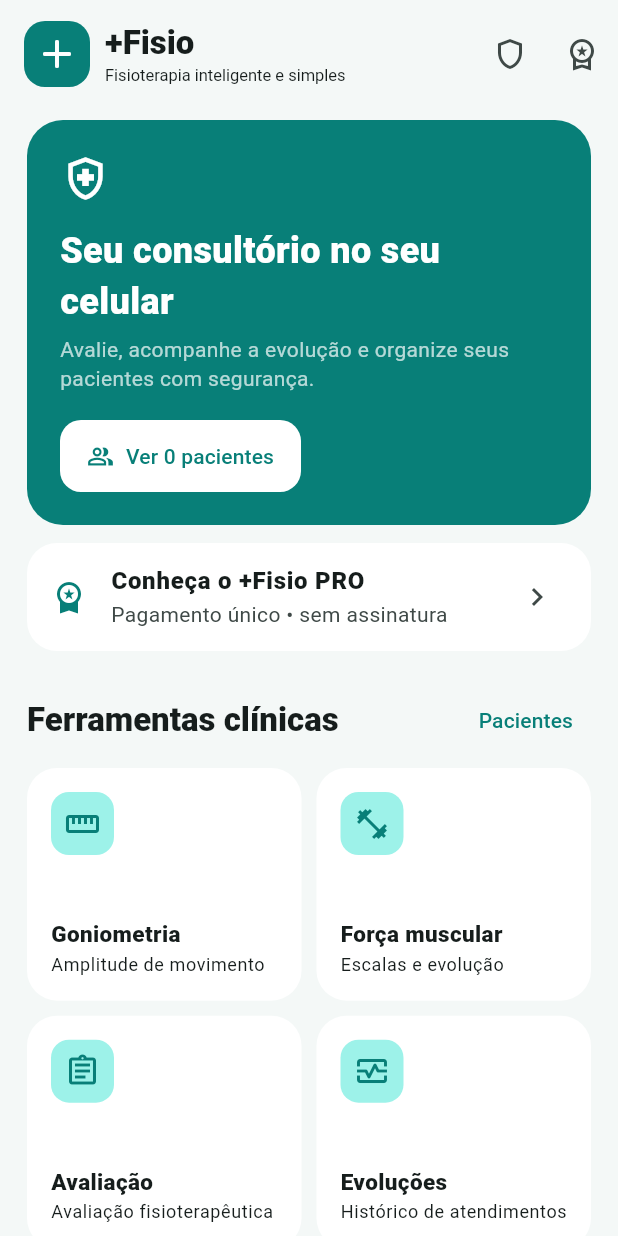
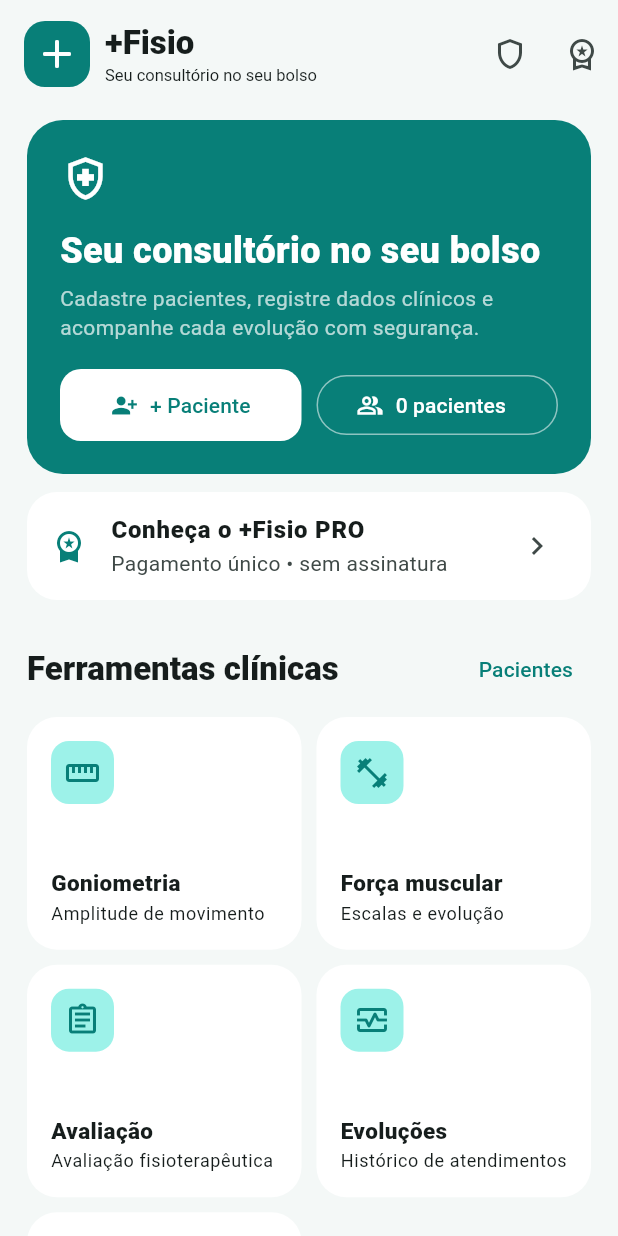
Before and after one commit to VictorFOliveira/-fisio, a Flutter app: the screen it shows after launch, on a phone screen of 412 x 824 dp. Run offline on Flutter 3.47's test engine with Material 3 defaults, Android fonts, the phone set to English and light mode, and no system bars; our stand-ins replace csv, file_picker, fl_chart, flutter_secure_storage, google_mobile_ads, google_sign_in and 6 more; missing offline and left inert: cryptography, extension_google_sign_in_as_googleapis_auth, googleapis; accounts and stored records are empty.

Commit message:
feat: adicionar novo paciente na pagina inicial

```diff
--- a/lib/src/screens/home_screen.dart
+++ b/lib/src/screens/home_screen.dart
@@ -9,79 +9,27 @@ import 'security_backup_screen.dart';
 class HomeScreen extends StatefulWidget {
   const HomeScreen({super.key, required this.database});
   final AppDatabase database;
-  @override State<HomeScreen> createState() => _HomeScreenState();
+  @override State<HomeScreen> createState()=>_HomeScreenState();
 }
-
-class _HomeScreenState extends State<HomeScreen> {
-  int _patients = 0;
-  final pro = ProService.instance;
-
+class _HomeScreenState extends State<HomeScreen>{
+  int _patients=0;final pro=ProService.instance;
   @override void initState(){super.initState();_refresh();pro.addListener(_proChanged);pro.initialize();}
   @override void dispose(){pro.removeListener(_proChanged);super.dispose();}
   void _proChanged(){if(mounted)setState((){});}
   Future<void> _refresh()async{final count=await widget.database.patientCount();if(mounted)setState(()=>_patients=count);}
-  Future<void> _openPatients([RecordType? initialType])async{await Navigator.of(context).push(MaterialPageRoute(builder:(_)=>PatientsScreen(database:widget.database,initialRecordType:initialType)));await _refresh();}
+  Future<void> _openPatients([RecordType? initialType,bool newPatient=false])async{await Navigator.of(context).push(MaterialPageRoute(builder:(_)=>PatientsScreen(database:widget.database,initialRecordType:initialType,openNewPatient:newPatient)));await _refresh();}
   void _openPro()=>Navigator.push(context,MaterialPageRoute(builder:(_)=>const ProScreen()));
-
-  @override
-  Widget build(BuildContext context) {
-    final modules=[
-      ('Goniometria','Amplitude de movimento',Icons.straighten,RecordType.goniometry),
-      ('Força muscular','Escalas e evolução',Icons.fitness_center,RecordType.strength),
-      ('Avaliação','Avaliação fisioterapêutica',Icons.assignment_outlined,RecordType.assessment),
-      ('Evoluções','Histórico de atendimentos',Icons.monitor_heart_outlined,RecordType.evolution),
-      ('Testes','Testes funcionais',Icons.timer_outlined,RecordType.functionalTest),
-    ];
+  @override Widget build(BuildContext context){
+    final modules=[('Goniometria','Amplitude de movimento',Icons.straighten,RecordType.goniometry),('Força muscular','Escalas e evolução',Icons.fitness_center,RecordType.strength),('Avaliação','Avaliação fisioterapêutica',Icons.assignment_outlined,RecordType.assessment),('Evoluções','Histórico de atendimentos',Icons.monitor_heart_outlined,RecordType.evolution),('Testes','Testes funcionais',Icons.timer_outlined,RecordType.functionalTest)];
     return Scaffold(
-      appBar:AppBar(
-        toolbarHeight:72,
-        title:Row(children:[
-          Container(width:44,height:44,decoration:BoxDecoration(color:Theme.of(context).colorScheme.primary,borderRadius:BorderRadius.circular(14)),child:const Icon(Icons.add_rounded,color:Colors.white,size:32)),
-          const SizedBox(width:10),
-          const Column(crossAxisAlignment:CrossAxisAlignment.start,children:[Text('+Fisio',style:TextStyle(fontWeight:FontWeight.w900,fontSize:22)),Text('Fisioterapia inteligente e simples',style:TextStyle(fontSize:11,fontWeight:FontWeight.normal))]),
-        ]),
-        actions:[
-          IconButton(tooltip:'Segurança e backup',onPressed:()=>Navigator.push(context,MaterialPageRoute(builder:(_)=>const SecurityBackupScreen())),icon:const Icon(Icons.shield_outlined)),
-          IconButton(tooltip:pro.isPro?'PRO ativado':'+Fisio PRO',onPressed:_openPro,icon:Icon(pro.isPro?Icons.verified:Icons.workspace_premium_outlined,color:pro.isPro?Theme.of(context).colorScheme.primary:null)),
-        ],
-      ),
-      body:RefreshIndicator(
-        onRefresh:_refresh,
-        child:ListView(
-          padding:const EdgeInsets.fromLTRB(18,8,18,30),
-          children:[
-            Container(
-              padding:const EdgeInsets.all(22),
-              decoration:BoxDecoration(color:Theme.of(context).colorScheme.primary,borderRadius:BorderRadius.circular(24)),
-              child:Column(crossAxisAlignment:CrossAxisAlignment.start,children:[
-                const Icon(Icons.health_and_safety_outlined,color:Colors.white,size:34),
-                const SizedBox(height:14),
-                const Text('Seu consultório no seu celular',style:TextStyle(color:Colors.white,fontSize:24,fontWeight:FontWeight.w800)),
-                const SizedBox(height:6),
-                const Text('Avalie, acompanhe a evolução e organize seus pacientes com segurança.',style:TextStyle(color:Colors.white70,height:1.35)),
-                const SizedBox(height:18),
-                FilledButton.icon(style:FilledButton.styleFrom(backgroundColor:Colors.white,foregroundColor:Theme.of(context).colorScheme.primary),onPressed:()=>_openPatients(),icon:const Icon(Icons.people_alt_outlined),label:Text('Ver $_patients pacientes')),
-              ]),
-            ),
-            if(!pro.isPro)...[
-              const SizedBox(height:12),
-              Card(child:ListTile(onTap:_openPro,leading:Icon(Icons.workspace_premium,color:Theme.of(context).colorScheme.primary),title:const Text('Conheça o +Fisio PRO',style:TextStyle(fontWeight:FontWeight.w800)),subtitle:const Text('Pagamento único • sem assinatura'),trailing:const Icon(Icons.chevron_right))),
-            ],
-            const SizedBox(height:22),
-            Row(mainAxisAlignment:MainAxisAlignment.spaceBetween,children:[Text('Ferramentas clínicas',style:Theme.of(context).textTheme.titleLarge?.copyWith(fontWeight:FontWeight.w800)),TextButton(onPressed:()=>_openPatients(),child:const Text('Pacientes'))]),
-            const SizedBox(height:8),
-            GridView.builder(
-              shrinkWrap:true,
-              physics:const NeverScrollableScrollPhysics(),
-              itemCount:modules.length,
-              gridDelegate:const SliverGridDelegateWithFixedCrossAxisCount(crossAxisCount:2,crossAxisSpacing:10,mainAxisSpacing:10,childAspectRatio:1.18),
-              itemBuilder:(context,i){final m=modules[i];return InkWell(borderRadius:BorderRadius.circular(20),onTap:()=>_openPatients(m.$4),child:Card(child:Padding(padding:const EdgeInsets.all(16),child:Column(crossAxisAlignment:CrossAxisAlignment.start,children:[Container(width:42,height:42,decoration:BoxDecoration(color:Theme.of(context).colorScheme.primaryContainer,borderRadius:BorderRadius.circular(12)),child:Icon(m.$3,color:Theme.of(context).colorScheme.primary)),const Spacer(),Text(m.$1,style:const TextStyle(fontWeight:FontWeight.w800,fontSize:15)),const SizedBox(height:2),Text(m.$2,maxLines:2,overflow:TextOverflow.ellipsis,style:Theme.of(context).textTheme.bodySmall)]))));},
-            ),
-            const SizedBox(height:18),
-            Card(child:ListTile(contentPadding:const EdgeInsets.symmetric(horizontal:18,vertical:8),leading:Container(width:44,height:44,decoration:BoxDecoration(color:Theme.of(context).colorScheme.secondaryContainer,borderRadius:BorderRadius.circular(13)),child:Icon(Icons.cloud_done_outlined,color:Theme.of(context).colorScheme.secondary)),title:const Text('Seus dados, protegidos',style:TextStyle(fontWeight:FontWeight.w800)),subtitle:const Text('Banco criptografado, bloqueio do app e backup local ou Google Drive.'),trailing:const Icon(Icons.chevron_right),onTap:()=>Navigator.push(context,MaterialPageRoute(builder:(_)=>const SecurityBackupScreen())))),
-          ],
-        ),
-      ),
+      appBar:AppBar(toolbarHeight:72,title:Row(children:[Container(width:44,height:44,decoration:BoxDecoration(color:Theme.of(context).colorScheme.primary,borderRadius:BorderRadius.circular(14)),child:const Icon(Icons.add_rounded,color:Colors.white,size:32)),const SizedBox(width:10),const Column(crossAxisAlignment:CrossAxisAlignment.start,children:[Text('+Fisio',style:TextStyle(fontWeight:FontWeight.w900,fontSize:22)),Text('Seu consultório no seu bolso',style:TextStyle(fontSize:11,fontWeight:FontWeight.normal))])]),actions:[IconButton(tooltip:'Segurança e backup',onPressed:()=>Navigator.push(context,MaterialPageRoute(builder:(_)=>const SecurityBackupScreen())),icon:const Icon(Icons.shield_outlined)),IconButton(tooltip:pro.isPro?'PRO ativado':'+Fisio PRO',onPressed:_openPro,icon:Icon(pro.isPro?Icons.verified:Icons.workspace_premium_outlined,color:pro.isPro?Theme.of(context).colorScheme.primary:null))]),
+      body:RefreshIndicator(onRefresh:_refresh,child:ListView(padding:const EdgeInsets.fromLTRB(18,8,18,30),children:[
+        Container(padding:const EdgeInsets.all(22),decoration:BoxDecoration(color:Theme.of(context).colorScheme.primary,borderRadius:BorderRadius.circular(24)),child:Column(crossAxisAlignment:CrossAxisAlignment.start,children:[const Icon(Icons.health_and_safety_outlined,color:Colors.white,size:34),const SizedBox(height:14),const Text('Seu consultório no seu bolso',style:TextStyle(color:Colors.white,fontSize:24,fontWeight:FontWeight.w800)),const SizedBox(height:6),const Text('Cadastre pacientes, registre dados clínicos e acompanhe cada evolução com segurança.',style:TextStyle(color:Colors.white70,height:1.35)),const SizedBox(height:18),Row(children:[Expanded(child:FilledButton.icon(style:FilledButton.styleFrom(backgroundColor:Colors.white,foregroundColor:Theme.of(context).colorScheme.primary),onPressed:()=>_openPatients(null,true),icon:const Icon(Icons.person_add_alt_1),label:const Text('+ Paciente'))),const SizedBox(width:10),Expanded(child:OutlinedButton.icon(style:OutlinedButton.styleFrom(foregroundColor:Colors.white,side:const BorderSide(color:Colors.white54)),onPressed:()=>_openPatients(),icon:const Icon(Icons.people_alt_outlined),label:Text('$_patients pacientes')))]),])),
+        if(!pro.isPro)...[const SizedBox(height:12),Card(child:ListTile(onTap:_openPro,leading:Icon(Icons.workspace_premium,color:Theme.of(context).colorScheme.primary),title:const Text('Conheça o +Fisio PRO',style:TextStyle(fontWeight:FontWeight.w800)),subtitle:const Text('Pagamento único • sem assinatura'),trailing:const Icon(Icons.chevron_right)))],
+        const SizedBox(height:22),Row(mainAxisAlignment:MainAxisAlignment.spaceBetween,children:[Text('Ferramentas clínicas',style:Theme.of(context).textTheme.titleLarge?.copyWith(fontWeight:FontWeight.w800)),TextButton(onPressed:()=>_openPatients(),child:const Text('Pacientes'))]),const SizedBox(height:8),
+        GridView.builder(shrinkWrap:true,physics:const NeverScrollableScrollPhysics(),itemCount:modules.length,gridDelegate:const SliverGridDelegateWithFixedCrossAxisCount(crossAxisCount:2,crossAxisSpacing:10,mainAxisSpacing:10,childAspectRatio:1.18),itemBuilder:(context,i){final m=modules[i];return InkWell(borderRadius:BorderRadius.circular(20),onTap:()=>_openPatients(m.$4),child:Card(child:Padding(padding:const EdgeInsets.all(16),child:Column(crossAxisAlignment:CrossAxisAlignment.start,children:[Container(width:42,height:42,decoration:BoxDecoration(color:Theme.of(context).colorScheme.primaryContainer,borderRadius:BorderRadius.circular(12)),child:Icon(m.$3,color:Theme.of(context).colorScheme.primary)),const Spacer(),Text(m.$1,style:const TextStyle(fontWeight:FontWeight.w800,fontSize:15)),const SizedBox(height:2),Text(m.$2,maxLines:2,overflow:TextOverflow.ellipsis,style:Theme.of(context).textTheme.bodySmall)]))));}),
+        const SizedBox(height:18),Card(child:ListTile(contentPadding:const EdgeInsets.symmetric(horizontal:18,vertical:8),leading:Container(width:44,height:44,decoration:BoxDecoration(color:Theme.of(context).colorScheme.secondaryContainer,borderRadius:BorderRadius.circular(13)),child:Icon(Icons.cloud_done_outlined,color:Theme.of(context).colorScheme.secondary)),title:const Text('Seus dados, protegidos',style:TextStyle(fontWeight:FontWeight.w800)),subtitle:const Text('Banco criptografado, bloqueio do app e backup local ou Google Drive.'),trailing:const Icon(Icons.chevron_right),onTap:()=>Navigator.push(context,MaterialPageRoute(builder:(_)=>const SecurityBackupScreen())))),
+      ])),
     );
   }
 }
```
